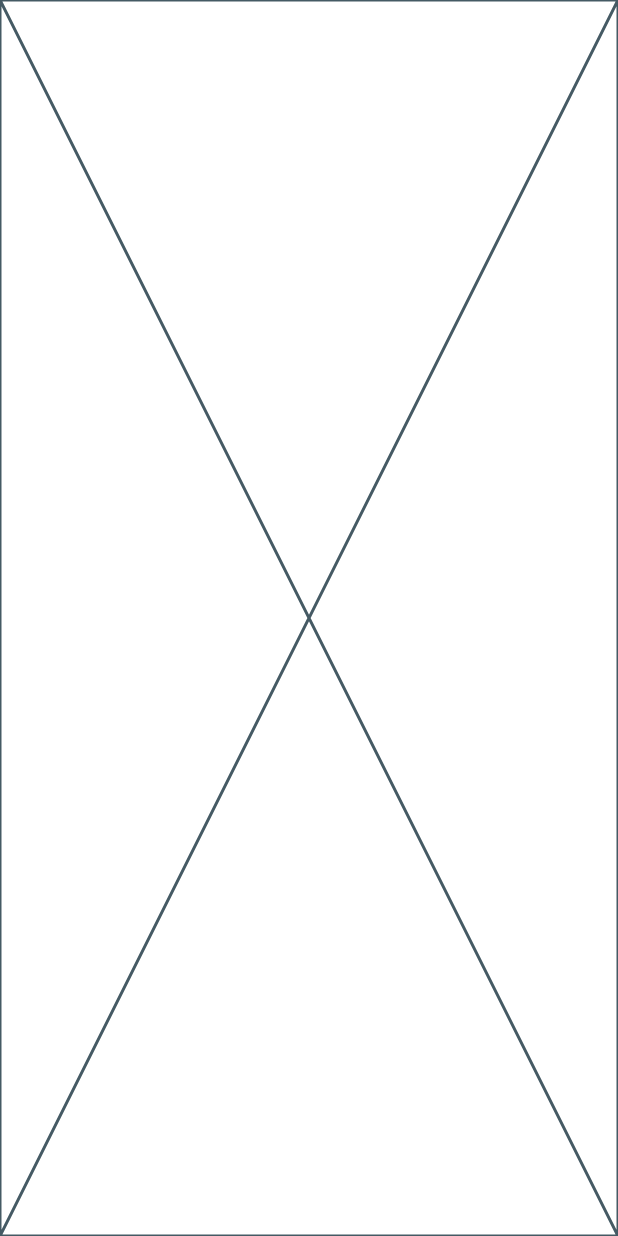
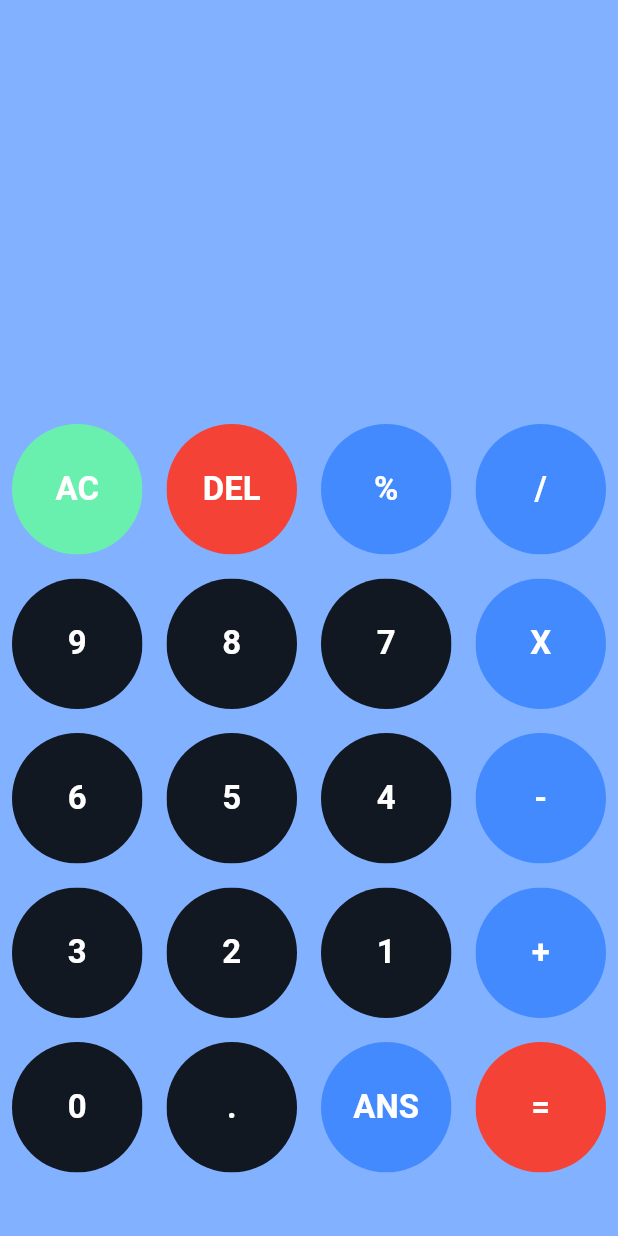
Before and after one commit to mrreiaz/calculater, a Flutter app: the screen it shows after launch, on a phone screen of 412 x 824 dp. Run offline on Flutter 3.47's test engine with Material 2 defaults, Android fonts, the phone set to English and light mode, and no system bars; our stand-ins replace math_expressions.

Commit message:
this is basic flutter calculater

```diff
--- /dev/null
+++ b/lib/buttons.dart
@@ -0,0 +1,41 @@
+import 'package:flutter/material.dart';
+
+class MyBtn extends StatelessWidget {
+  final color;
+  final textColor;
+  final String btnText;
+  final btnTap;
+
+  MyBtn({
+    required this.color,
+    required this.textColor,
+    required this.btnText,
+    required this.btnTap,
+  });
+
+  @override
+  Widget build(BuildContext context) {
+    return Padding(
+      padding: const EdgeInsets.all(8.0),
+      child: ClipRRect(
+        borderRadius: BorderRadius.circular(60),
+        child: GestureDetector(
+          onTap: btnTap,
+          child: Container(
+            color: color,
+            child: Center(
+              child: Text(
+                btnText,
+                style: TextStyle(
+                  fontSize: 22,
+                  color: textColor,
+                  fontWeight: FontWeight.bold,
+                ),
+              ),
+            ),
+          ),
+        ),
+      ),
+    );
+  }
+}
--- /dev/null
+++ b/lib/home_page.dart
@@ -0,0 +1,170 @@
+import 'package:calculater/buttons.dart';
+import 'package:flutter/material.dart';
+import 'package:math_expressions/math_expressions.dart';
+
+class HomePage extends StatefulWidget {
+  const HomePage({super.key});
+
+  @override
+  State<HomePage> createState() => _HomePageState();
+}
+
+class _HomePageState extends State<HomePage> {
+  @override
+  final List<String> btns = [
+    'AC',
+    'DEL',
+    '%',
+    '/',
+    '9',
+    '8',
+    '7',
+    'X',
+    '6',
+    '5',
+    '4',
+    '-',
+    '3',
+    '2',
+    '1',
+    '+',
+    '0',
+    '.',
+    'ANS',
+    '=',
+  ];
+
+  bool isOparator(String x) {
+    if (x == '%' ||
+        x == '+' ||
+        x == '-' ||
+        x == 'X' ||
+        x == '/' ||
+        x == '=' ||
+        x == 'ANS') {
+      return true;
+    }
+    return false;
+  }
+
+  var userInput = '';
+  var ans = '';
+
+  elqalProcess() {
+    String finalUrearInput = userInput;
+    finalUrearInput = finalUrearInput.replaceAll('X', '*');
+    Parser p = Parser();
+    Expression exp = p.parse(finalUrearInput);
+    ContextModel cm = ContextModel();
+    double eval = exp.evaluate(EvaluationType.REAL, cm);
+    ans = eval.toString();
+  }
+
+  Widget build(BuildContext context) {
+    return Scaffold(
+      backgroundColor: Colors.blueAccent[100],
+      body: SafeArea(
+        child: Column(
+          children: [
+            // show input and ans
+            Expanded(
+              child: Container(
+                padding: EdgeInsets.all(20),
+                child: Column(
+                  mainAxisAlignment: MainAxisAlignment.spaceEvenly,
+                  children: [
+                    Container(
+                      alignment: Alignment.topLeft,
+                      child: Text(
+                        userInput,
+                        style: TextStyle(
+                            fontSize: 30, fontWeight: FontWeight.bold),
+                      ),
+                    ),
+                    Container(
+                      alignment: Alignment.bottomRight,
+                      child: Text(
+                        ans,
+                        style: TextStyle(
+                            fontSize: 30, fontWeight: FontWeight.bold),
+                      ),
+                    ),
+                  ],
+                ),
+              ),
+            ),
+            // clculater btns
+            Expanded(
+              flex: 2,
+              child: Container(
+                color: Colors.blueAccent[100],
+                child: Center(
+                  child: GridView.builder(
+                      itemCount: btns.length,
+                      gridDelegate: SliverGridDelegateWithFixedCrossAxisCount(
+                          crossAxisCount: 4),
+                      itemBuilder: (BuildContext context, int index) {
+                        if (index == 0) {
+                          return MyBtn(
+                            color: Colors.greenAccent,
+                            textColor: Colors.white,
+                            btnText: btns[index],
+                            btnTap: () {
+                              setState(
+                                () {
+                                  userInput = '';
+                                  ans = '';
+                                },
+                              );
+                            },
+                          );
+                        } else if (index == 1) {
+                          return MyBtn(
+                            color: Colors.red,
+                            textColor: Colors.white,
+                            btnText: btns[index],
+                            btnTap: () {
+                              setState(() {
+                                userInput = userInput.substring(
+                                    0, userInput.length - 1);
+                              });
+                            },
+                          );
+                        } else if (index == btns.length - 1) {
+                          return MyBtn(
+                            color: Colors.red,
+                            textColor: Colors.white,
+                            btnText: btns[index],
+                            btnTap: () {
+                              setState(() {
+                                elqalProcess();
+                              });
+                            },
+                          );
+                        } else {
+                          return MyBtn(
+                            // color: Colors.blueAccent,
+                            color: isOparator(btns[index])
+                                ? Colors.blueAccent
+                                : Colors.black87,
+                            textColor: Colors.white,
+                            btnText: btns[index],
+                            btnTap: () {
+                              setState(
+                                () {
+                                  userInput += btns[index];
+                                },
+                              );
+                            },
+                          );
+                        }
+                      }),
+                ),
+              ),
+            ),
+          ],
+        ),
+      ),
+    );
+  }
+}
--- a/lib/main.dart
+++ b/lib/main.dart
@@ -1,19 +1,18 @@
+import 'package:calculater/home_page.dart';
 import 'package:flutter/material.dart';
 
 void main() {
   runApp(const MyApp());
 }
 
-class MyApp extends StatefulWidget {
+class MyApp extends StatelessWidget {
   const MyApp({super.key});
 
   @override
-  State<MyApp> createState() => _MyAppState();
-}
-
-class _MyAppState extends State<MyApp> {
-  @override
   Widget build(BuildContext context) {
-    return const Placeholder();
+    return MaterialApp(
+      debugShowCheckedModeBanner: false,
+      home: HomePage(),
+    );
   }
 }
--- a/pubspec.yaml
+++ b/pubspec.yaml
@@ -35,6 +35,7 @@ dependencies:
   # The following adds the Cupertino Icons font to your application.
   # Use with the CupertinoIcons class for iOS style icons.
   cupertino_icons: ^1.0.2
+  math_expressions: ^2.4.0
 
 dev_dependencies:
   flutter_test:
```
Also changed, not shown: pubspec.lock.
